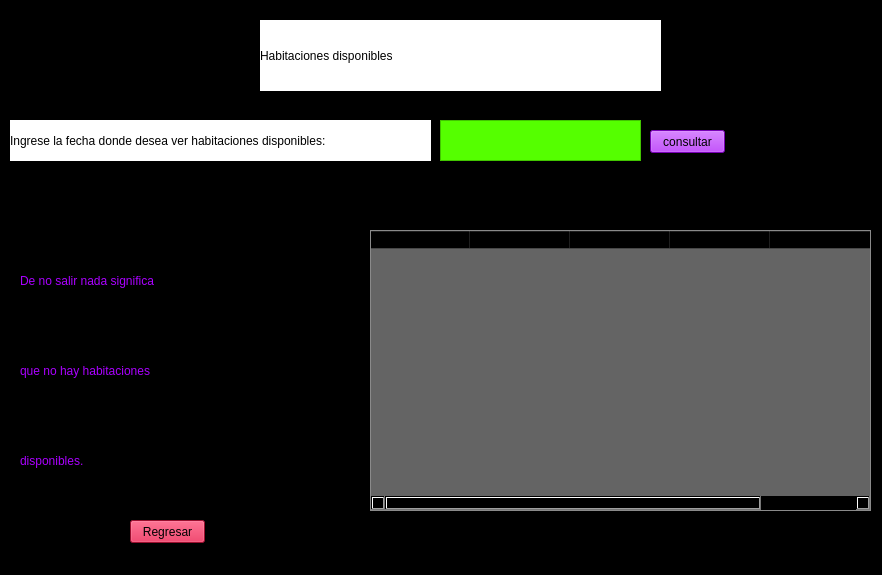
xXaberx/pia_metodologias, file pantallas_pia/disponibles.ui: the form before one commit.
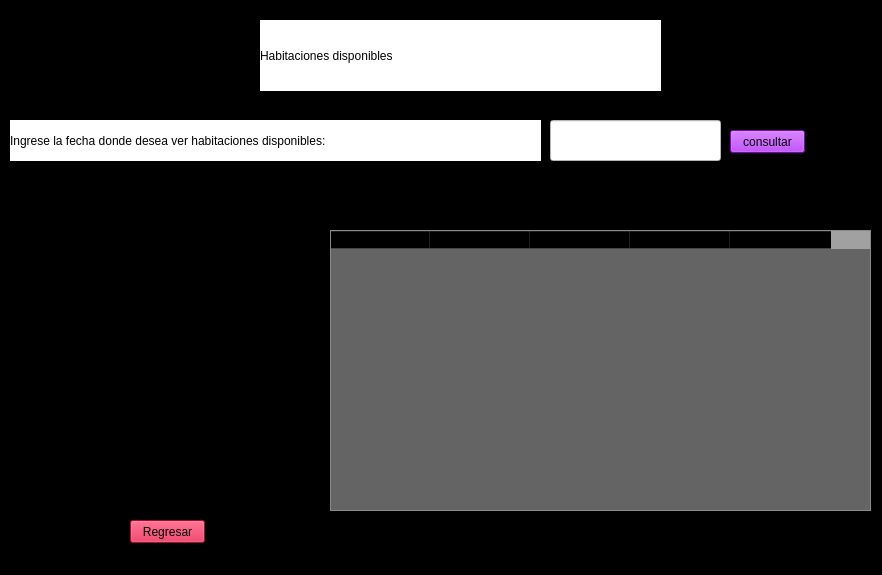
The form after the commit. Icons and pictures are not drawn.

```diff
--- a/pantallas_pia/disponibles.ui
+++ b/pantallas_pia/disponibles.ui
@@ -38,9 +38,9 @@
    <widget class="QTableWidget" name="tableWidget">
     <property name="geometry">
      <rect>
-      <x>370</x>
+      <x>330</x>
       <y>230</y>
-      <width>501</width>
+      <width>541</width>
       <height>281</height>
      </rect>
     </property>
@@ -58,6 +58,11 @@
       <string>Tipo</string>
      </property>
     </column>
+    <column>
+     <property name="text">
+      <string>Piso</string>
+     </property>
+    </column>
     <column>
      <property name="text">
       <string>Precio</string>
@@ -68,11 +73,6 @@
       <string>Estado</string>
      </property>
     </column>
-    <column>
-     <property name="text">
-      <string>Piso</string>
-     </property>
-    </column>
    </widget>
    <widget class="QPushButton" name="regresar">
     <property name="geometry">
@@ -111,7 +111,7 @@
      <rect>
       <x>10</x>
       <y>120</y>
-      <width>421</width>
+      <width>531</width>
       <height>41</height>
      </rect>
     </property>
@@ -123,74 +123,10 @@
      <string>Ingrese la fecha donde desea ver habitaciones disponibles:</string>
     </property>
    </widget>
-   <widget class="QTextEdit" name="textEdit">
+   <widget class="QPushButton" name="consultar">
     <property name="geometry">
      <rect>
-      <x>440</x>
-      <y>120</y>
-      <width>201</width>
-      <height>41</height>
-     </rect>
-    </property>
-    <property name="styleSheet">
-     <string notr="true">background-color: rgb(85, 255, 0);</string>
-    </property>
-   </widget>
-   <widget class="QLabel" name="label_4">
-    <property name="geometry">
-     <rect>
-      <x>20</x>
-      <y>240</y>
-      <width>331</width>
-      <height>81</height>
-     </rect>
-    </property>
-    <property name="styleSheet">
-     <string notr="true">color: rgb(170, 0, 255);
-font: 75 22pt &quot;MS Shell Dlg 2&quot;;</string>
-    </property>
-    <property name="text">
-     <string>De no salir nada significa </string>
-    </property>
-   </widget>
-   <widget class="QLabel" name="label_5">
-    <property name="geometry">
-     <rect>
-      <x>20</x>
-      <y>330</y>
-      <width>331</width>
-      <height>81</height>
-     </rect>
-    </property>
-    <property name="styleSheet">
-     <string notr="true">color: rgb(170, 0, 255);
-font: 75 22pt &quot;MS Shell Dlg 2&quot;;</string>
-    </property>
-    <property name="text">
-     <string>que no hay habitaciones</string>
-    </property>
-   </widget>
-   <widget class="QLabel" name="label_6">
-    <property name="geometry">
-     <rect>
-      <x>20</x>
-      <y>420</y>
-      <width>331</width>
-      <height>81</height>
-     </rect>
-    </property>
-    <property name="styleSheet">
-     <string notr="true">color: rgb(170, 0, 255);
-font: 75 22pt &quot;MS Shell Dlg 2&quot;;</string>
-    </property>
-    <property name="text">
-     <string>disponibles.</string>
-    </property>
-   </widget>
-   <widget class="QPushButton" name="pushButton_2">
-    <property name="geometry">
-     <rect>
-      <x>650</x>
+      <x>730</x>
       <y>130</y>
       <width>75</width>
       <height>23</height>
@@ -206,9 +142,39 @@
    <widget class="QLabel" name="label_7">
     <property name="geometry">
      <rect>
-      <x>450</x>
+      <x>390</x>
       <y>180</y>
-      <width>281</width>
+      <width>341</width>
+      <height>21</height>
+     </rect>
+    </property>
+    <property name="styleSheet">
+     <string notr="true">color: rgb(255, 0, 0);</string>
+    </property>
+    <property name="text">
+     <string/>
+    </property>
+   </widget>
+   <widget class="QLineEdit" name="lineEdit">
+    <property name="geometry">
+     <rect>
+      <x>550</x>
+      <y>120</y>
+      <width>171</width>
+      <height>41</height>
+     </rect>
+    </property>
+    <property name="styleSheet">
+     <string notr="true">background-color: rgb(255, 255, 255);
+border-color: rgb(0, 0, 255);</string>
+    </property>
+   </widget>
+   <widget class="QLabel" name="label_8">
+    <property name="geometry">
+     <rect>
+      <x>20</x>
+      <y>290</y>
+      <width>301</width>
       <height>21</height>
      </rect>
     </property>
```
